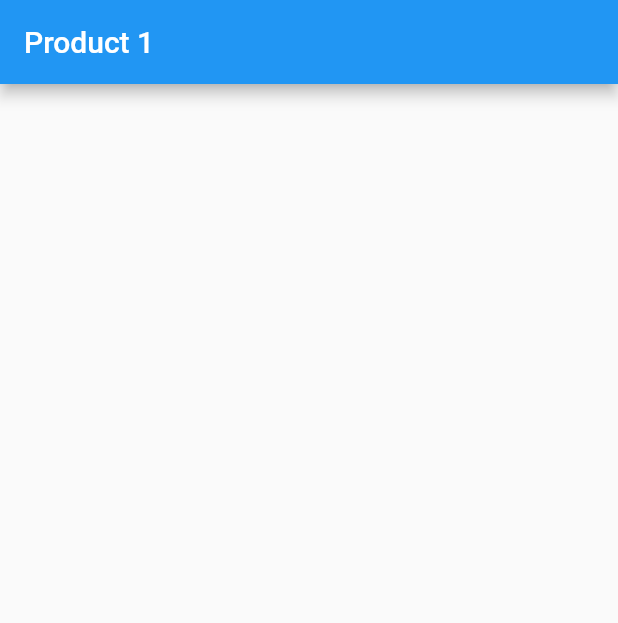
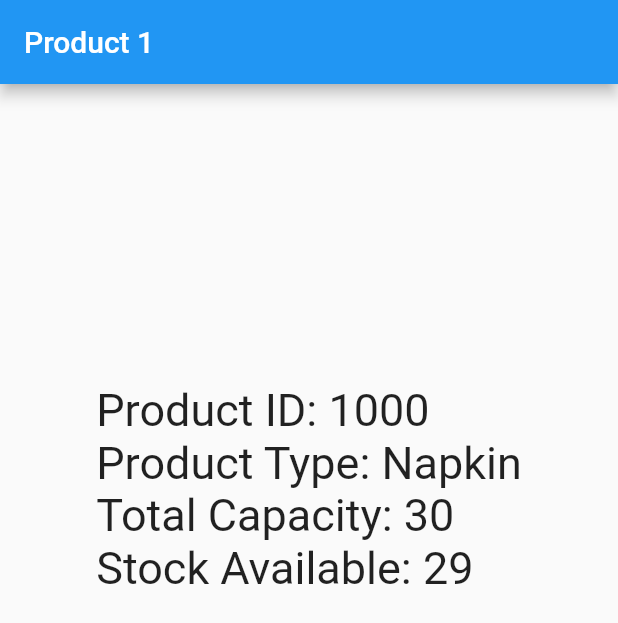
Before and after one commit to Nikil2580/Vending_Machine, a Flutter app: the Product1 screen opened directly, on a phone screen of 412 x 824 dp. Shown: the top 623 px of the screen. Run offline on Flutter 3.47's test engine with Material 2 defaults, Android fonts, the phone set to English and light mode, and no system bars.

Commit message:
Added Details

```diff
--- a/lib/pages/products/product1.dart
+++ b/lib/pages/products/product1.dart
@@ -1,4 +1,5 @@
 import 'package:flutter/material.dart';
+// import 'package:step_progress_indicator/step_progress_indicator.dart';
 
 class Product1 extends StatefulWidget {
   Product1({Key? key}) : super(key: key);
@@ -11,10 +12,29 @@ class _Product1State extends State<Product1> {
   @override
   Widget build(BuildContext context) {
     return Scaffold(
-      appBar: AppBar(
-        title: Text('Product 1'),
-      ),
-      body: Column(children: []),
+        appBar: AppBar(
+          title: Text('Product 1'),
+        ),
+        body: Center(
+          child: Padding(
+            padding: const EdgeInsets.symmetric(vertical: 200),
+            child: Column(children: [
+              Container(
+                child: Text("Product ID: 1000\nProduct Type: Napkin\nTotal Capacity: 30\nStock Available: 29\n",
+                style: TextStyle(
+                  fontSize: 30
+                ),)
+              ),
+//               StepProgressIndicator(
+//     totalSteps: 10,
+//     currentStep: 6,
+//     selectedColor: Colors.red,
+//     unselectedColor: Colors.yellow,
+// )
+
+            ]),
+          ),
+        ),
     );
   }
 }
```
Also changed, not shown: lib/pages/products/product2.dart (+17 -4 lines), lib/pages/products/product3.dart (+16 -4 lines), lib/pages/products/product4.dart (+16 -4 lines), pubspec.lock.
